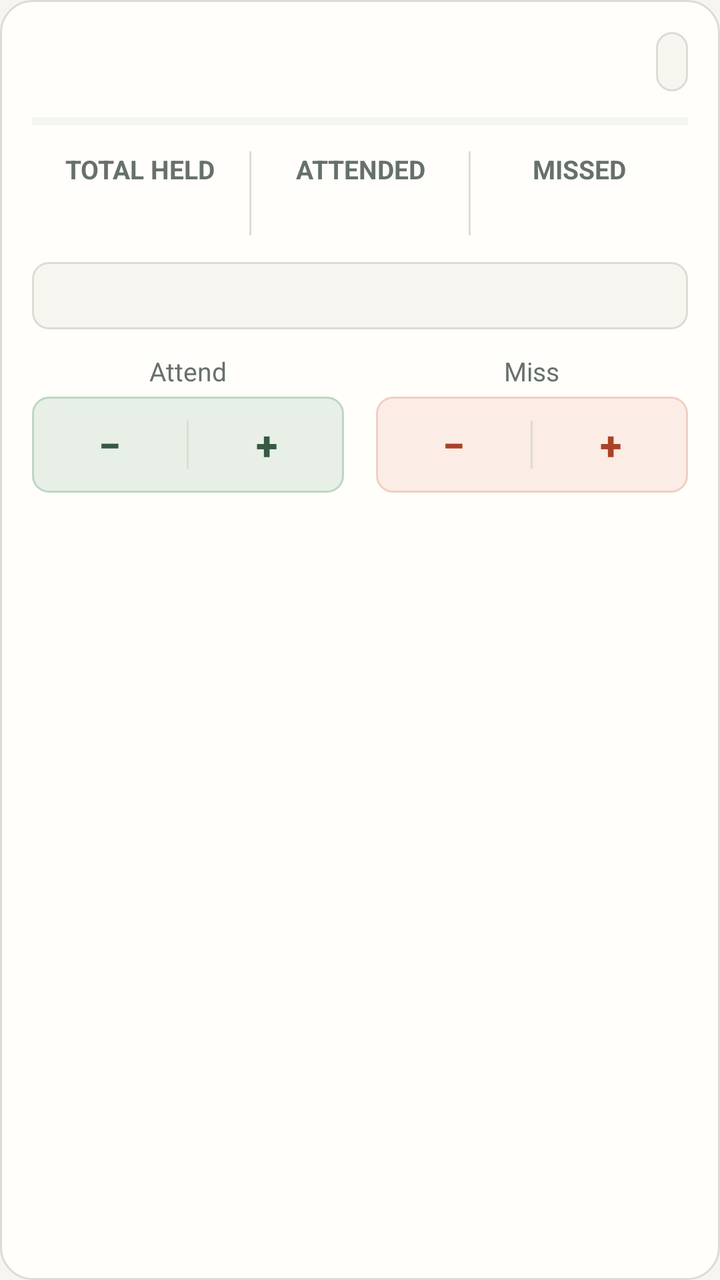
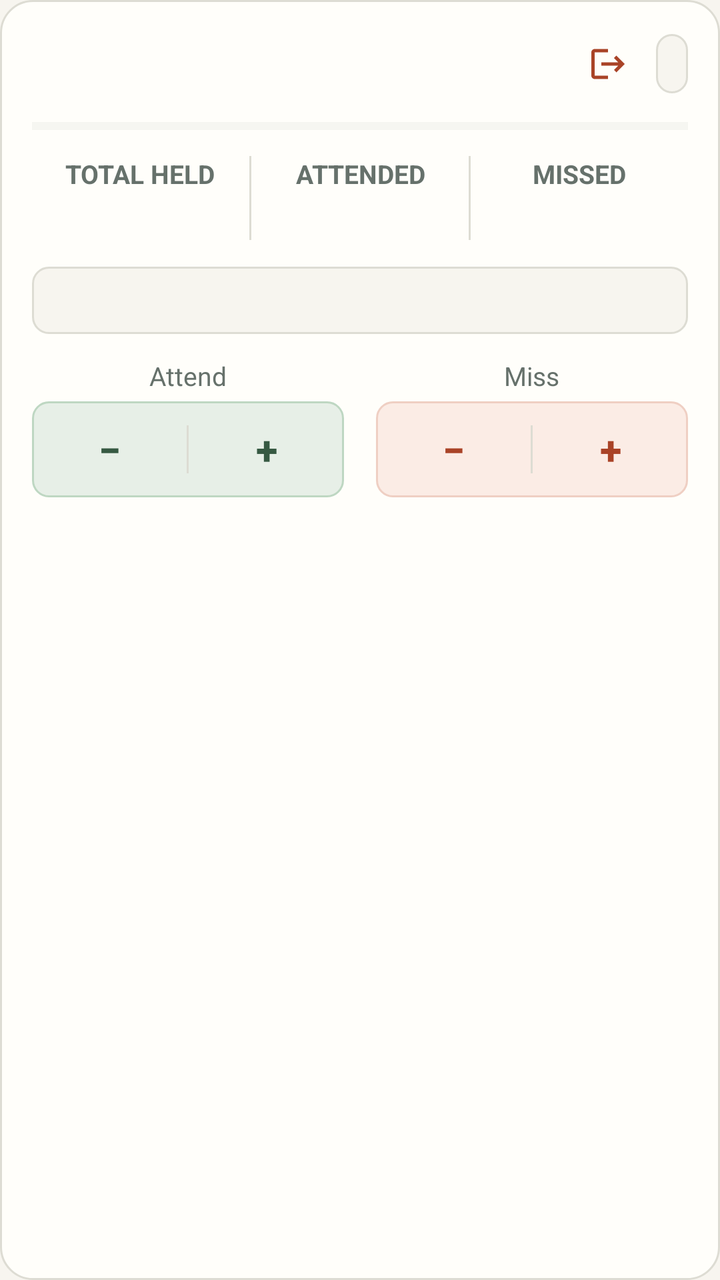

The first picture is an Android layout as it rendered before a commit; the second is the same layout after the commit. The layout source and the unified diff follow.
<!-- AndroidManifest.xml: application theme Theme.Ishaan_student_app -->
<!-- res/layout/item_subject_attendance.xml -->
<?xml version="1.0" encoding="utf-8"?>
<LinearLayout xmlns:android="http://schemas.android.com/apk/res/android"
    xmlns:app="http://schemas.android.com/apk/res-auto"
    android:layout_width="match_parent"
    android:layout_height="wrap_content"
    android:layout_marginBottom="@dimen/spacing_12"
    android:background="@drawable/bg_card_surface"
    android:orientation="vertical"
    android:padding="@dimen/spacing_16">

    <LinearLayout
        android:layout_width="match_parent"
        android:layout_height="wrap_content"
        android:gravity="center_vertical"
        android:orientation="horizontal">

        <TextView
            android:id="@+id/tv_subject_name_code"
            android:layout_width="0dp"
            android:layout_height="wrap_content"
            android:layout_weight="1"
            android:ellipsize="end"
            android:maxLines="2"
            android:textColor="@color/ink_primary"
            android:textSize="@dimen/text_subtitle"
            android:textStyle="bold" />

        <TextView
            android:id="@+id/tv_subject_percentage"
            android:layout_width="wrap_content"
            android:layout_height="wrap_content"
            android:layout_marginStart="@dimen/spacing_8"
            android:background="@drawable/bg_chip"
            android:paddingHorizontal="@dimen/spacing_8"
            android:paddingVertical="@dimen/spacing_4"
            android:textColor="@color/accent_moss"
            android:textSize="@dimen/text_subtitle"
            android:textStyle="bold" />
    </LinearLayout>

    <ProgressBar
        android:id="@+id/pb_subject_attendance"
        style="?android:attr/progressBarStyleHorizontal"
        android:layout_width="match_parent"
        android:layout_height="6dp"
        android:layout_marginTop="@dimen/spacing_12"
        android:max="100"
        android:minHeight="6dp"
        android:progressBackgroundTint="@color/border_subtle_grey"
        android:progressTint="@color/accent_moss" />

    <LinearLayout
        android:layout_width="match_parent"
        android:layout_height="wrap_content"
        android:layout_marginTop="@dimen/spacing_12"
        android:orientation="horizontal"
        android:baselineAligned="false">

        <LinearLayout
            android:layout_width="0dp"
            android:layout_height="wrap_content"
            android:layout_weight="1"
            android:gravity="center"
            android:orientation="vertical">

            <TextView
                android:layout_width="wrap_content"
                android:layout_height="wrap_content"
                android:gravity="center"
                android:text="@string/attendance_total_held"
                android:textColor="@color/text_secondary_slate"
                android:textSize="@dimen/text_caption"
                android:textStyle="bold" />

            <TextView
                android:id="@+id/tv_subject_total"
                android:layout_width="wrap_content"
                android:layout_height="wrap_content"
                android:layout_marginTop="@dimen/spacing_4"
                android:textColor="@color/ink_primary"
                android:textSize="@dimen/text_subtitle"
                android:textStyle="bold" />
        </LinearLayout>

        <View
            android:layout_width="1dp"
            android:layout_height="42dp"
            android:background="@color/border_subtle_grey" />

        <LinearLayout
            android:layout_width="0dp"
            android:layout_height="wrap_content"
            android:layout_weight="1"
            android:gravity="center"
            android:orientation="vertical">

            <TextView
                android:layout_width="wrap_content"
                android:layout_height="wrap_content"
                android:gravity="center"
                android:text="@string/attendance_attended"
                android:textColor="@color/text_secondary_slate"
                android:textSize="@dimen/text_caption"
                android:textStyle="bold" />

            <TextView
                android:id="@+id/tv_subject_attended"
                android:layout_width="wrap_content"
                android:layout_height="wrap_content"
                android:layout_marginTop="@dimen/spacing_4"
                android:textColor="@color/accent_moss"
                android:textSize="@dimen/text_subtitle"
                android:textStyle="bold" />
        </LinearLayout>

        <View
            android:layout_width="1dp"
            android:layout_height="42dp"
            android:background="@color/border_subtle_grey" />

        <LinearLayout
            android:layout_width="0dp"
            android:layout_height="wrap_content"
            android:layout_weight="1"
            android:gravity="center"
            android:orientation="vertical">

            <TextView
                android:layout_width="wrap_content"
                android:layout_height="wrap_content"
                android:gravity="center"
                android:text="@string/attendance_missed"
                android:textColor="@color/text_secondary_slate"
                android:textSize="@dimen/text_caption"
                android:textStyle="bold" />

            <TextView
                android:id="@+id/tv_subject_missed"
                android:layout_width="wrap_content"
                android:layout_height="wrap_content"
                android:layout_marginTop="@dimen/spacing_4"
                android:textColor="@color/accent_persimmon"
                android:textSize="@dimen/text_subtitle"
                android:textStyle="bold" />
        </LinearLayout>
    </LinearLayout>

    <TextView
        android:id="@+id/tv_subject_threshold_status"
        android:layout_width="match_parent"
        android:layout_height="wrap_content"
        android:layout_marginTop="@dimen/spacing_12"
        android:background="@drawable/bg_chip"
        android:paddingHorizontal="@dimen/spacing_12"
        android:paddingVertical="@dimen/spacing_8"
        android:textSize="@dimen/text_caption"
        android:textStyle="bold" />

    <LinearLayout
        android:layout_width="match_parent"
        android:layout_height="wrap_content"
        android:layout_marginTop="@dimen/spacing_12"
        android:orientation="horizontal"
        android:baselineAligned="false">

        <LinearLayout
            android:layout_width="0dp"
            android:layout_height="wrap_content"
            android:layout_marginEnd="@dimen/spacing_8"
            android:layout_weight="1"
            android:orientation="vertical">

            <TextView
                android:layout_width="wrap_content"
                android:layout_height="wrap_content"
                android:layout_gravity="center_horizontal"
                android:layout_marginBottom="@dimen/spacing_4"
                android:text="@string/attendance_attend_action"
                android:textColor="@color/text_secondary_slate"
                android:textSize="@dimen/text_caption" />

            <LinearLayout
                android:layout_width="match_parent"
                android:layout_height="wrap_content"
                android:background="@drawable/bg_attend_controls"
                android:gravity="center"
                android:orientation="horizontal">

                <com.google.android.material.button.MaterialButton
                    android:id="@+id/btn_attend_decrease"
                    style="@style/Widget.CampusMate.Button.Icon"
                    android:layout_width="0dp"
                    android:layout_height="48dp"
                    android:layout_weight="1"
                    android:contentDescription="@string/attendance_remove_attended_description"
                    android:text="@string/attendance_decrement"
                    android:textColor="@color/accent_moss"
                    app:backgroundTint="@android:color/transparent"
                    app:rippleColor="@color/accent_moss_soft" />

                <View
                    android:layout_width="1dp"
                    android:layout_height="24dp"
                    android:background="@color/border_subtle_grey" />

                <com.google.android.material.button.MaterialButton
                    android:id="@+id/btn_attend_increase"
                    style="@style/Widget.CampusMate.Button.Icon"
                    android:layout_width="0dp"
                    android:layout_height="48dp"
                    android:layout_weight="1"
                    android:contentDescription="@string/attendance_add_attended_description"
                    android:text="@string/attendance_increment"
                    android:textColor="@color/accent_moss"
                    app:backgroundTint="@android:color/transparent"
                    app:rippleColor="@color/accent_moss_soft" />
            </LinearLayout>
        </LinearLayout>

        <LinearLayout
            android:layout_width="0dp"
            android:layout_height="wrap_content"
            android:layout_marginStart="@dimen/spacing_8"
            android:layout_weight="1"
            android:orientation="vertical">

            <TextView
                android:layout_width="wrap_content"
                android:layout_height="wrap_content"
                android:layout_gravity="center_horizontal"
                android:layout_marginBottom="@dimen/spacing_4"
                android:text="@string/attendance_miss_action"
                android:textColor="@color/text_secondary_slate"
                android:textSize="@dimen/text_caption" />

            <LinearLayout
                android:layout_width="match_parent"
                android:layout_height="wrap_content"
                android:background="@drawable/bg_miss_controls"
                android:gravity="center"
                android:orientation="horizontal">

                <com.google.android.material.button.MaterialButton
                    android:id="@+id/btn_miss_decrease"
                    style="@style/Widget.CampusMate.Button.Icon"
                    android:layout_width="0dp"
                    android:layout_height="48dp"
                    android:layout_weight="1"
                    android:contentDescription="@string/attendance_remove_missed_description"
                    android:text="@string/attendance_decrement"
                    android:textColor="@color/accent_persimmon"
                    app:backgroundTint="@android:color/transparent"
                    app:rippleColor="@color/accent_persimmon_soft" />

                <View
                    android:layout_width="1dp"
                    android:layout_height="24dp"
                    android:background="@color/border_subtle_grey" />

                <com.google.android.material.button.MaterialButton
                    android:id="@+id/btn_miss_increase"
                    style="@style/Widget.CampusMate.Button.Icon"
                    android:layout_width="0dp"
                    android:layout_height="48dp"
                    android:layout_weight="1"
                    android:contentDescription="@string/attendance_add_missed_description"
                    android:text="@string/attendance_increment"
                    android:textColor="@color/accent_persimmon"
                    app:backgroundTint="@android:color/transparent"
                    app:rippleColor="@color/accent_persimmon_soft" />
            </LinearLayout>
        </LinearLayout>
    </LinearLayout>
</LinearLayout>
<!-- resources referenced by this layout -->
<resources>
  <color name="accent_moss">#365942</color>
  <color name="accent_moss_soft">#E7EFE7</color>
  <color name="accent_persimmon">#A94327</color>
  <color name="accent_persimmon_soft">#FBECE5</color>
  <color name="border_subtle_grey">#DDDCD3</color>
  <color name="ink_primary">#18231F</color>
  <color name="text_secondary_slate">#66716B</color>
  <dimen name="spacing_12">12dp</dimen>
  <dimen name="spacing_16">16dp</dimen>
  <dimen name="spacing_4">4dp</dimen>
  <dimen name="spacing_8">8dp</dimen>
  <dimen name="text_caption">13sp</dimen>
  <dimen name="text_subtitle">16sp</dimen>
  <!-- drawable bg_attend_controls (drawable) -->
  <?xml version="1.0" encoding="utf-8"?>
  <shape xmlns:android="http://schemas.android.com/apk/res/android" android:shape="rectangle">
      <solid android:color="@color/accent_moss_soft" />
      <corners android:radius="@dimen/corner_radius_small" />
      <stroke android:width="1dp" android:color="#BED7C2" />
  </shape>
  <!-- drawable bg_card_surface (drawable) -->
  <?xml version="1.0" encoding="utf-8"?>
  <shape xmlns:android="http://schemas.android.com/apk/res/android"
      android:shape="rectangle">
      <solid android:color="@color/surface_warm_white" />
      <corners android:radius="@dimen/corner_radius_large" />
      <stroke
          android:width="1dp"
          android:color="@color/border_subtle_grey" />
  </shape>
  <!-- drawable bg_chip (drawable) -->
  <?xml version="1.0" encoding="utf-8"?>
  <shape xmlns:android="http://schemas.android.com/apk/res/android"
      android:shape="rectangle">
      <solid android:color="@color/canvas_warm_paper" />
      <corners android:radius="@dimen/corner_radius_small" />
      <stroke
          android:width="1dp"
          android:color="@color/border_subtle_grey" />
  </shape>
  <!-- drawable bg_miss_controls (drawable) -->
  <?xml version="1.0" encoding="utf-8"?>
  <shape xmlns:android="http://schemas.android.com/apk/res/android" android:shape="rectangle">
      <solid android:color="@color/accent_persimmon_soft" />
      <corners android:radius="@dimen/corner_radius_small" />
      <stroke android:width="1dp" android:color="#EFCFC3" />
  </shape>
  <string name="attendance_add_attended_description">Add an attended class</string>
  <string name="attendance_add_missed_description">Add a missed class</string>
  <string name="attendance_attend_action">Attend</string>
  <string name="attendance_attended">ATTENDED</string>
  <string name="attendance_decrement" formatted="false">−</string>
  <string name="attendance_increment" formatted="false">+</string>
  <string name="attendance_miss_action">Miss</string>
  <string name="attendance_missed">MISSED</string>
  <string name="attendance_remove_attended_description">Remove the most recent attended class</string>
  <string name="attendance_remove_missed_description">Remove the most recent missed class</string>
  <string name="attendance_total_held">TOTAL HELD</string>
  <dimen name="corner_radius_small">8dp</dimen>
  <color name="surface_warm_white">#FFFEFA</color>
  <dimen name="corner_radius_large">16dp</dimen>
  <color name="canvas_warm_paper">#F7F5EF</color>
  <dimen name="min_touch_target">48dp</dimen>
  <!-- unchanged entries left out for length: 2 -->
</resources>

<!-- the commit's change to res/layout/item_subject_attendance.xml (unified diff, before → after) -->
@@ -25,6 +25,17 @@
             android:textSize="@dimen/text_subtitle"
             android:textStyle="bold" />
 
+        <ImageView
+            android:id="@+id/btn_delete_subject"
+            android:layout_width="32dp"
+            android:layout_height="32dp"
+            android:layout_marginStart="@dimen/spacing_4"
+            android:background="?attr/selectableItemBackgroundBorderless"
+            android:contentDescription="Delete Subject"
+            android:padding="6dp"
+            android:src="@drawable/ic_logout"
+            app:tint="@color/accent_persimmon" />
+
         <TextView
             android:id="@+id/tv_subject_percentage"
             android:layout_width="wrap_content"
<!-- resource entries referenced after the edit -->
@@ -47,6 +47,16 @@
       <corners android:radius="@dimen/corner_radius_small" />
       <stroke android:width="1dp" android:color="#EFCFC3" />
   </shape>
+  <!-- drawable ic_logout (drawable) -->
+  <vector xmlns:android="http://schemas.android.com/apk/res/android"
+      android:width="24dp"
+      android:height="24dp"
+      android:viewportWidth="24"
+      android:viewportHeight="24">
+    <path
+        android:fillColor="@color/ink_primary"
+        android:pathData="M17,7l-1.41,1.41L18.17,11H8v2h10.17l-2.58,2.58L17,17l5,-5zM4,5h8V3H4c-1.1,0 -2,0.9 -2,2v14c0,1.1 0.9,2 2,2h8v-2H4V5z"/>
+  </vector>
   <string name="attendance_add_attended_description">Add an attended class</string>
   <string name="attendance_add_missed_description">Add a missed class</string>
   <string name="attendance_attend_action">Attend</string>
